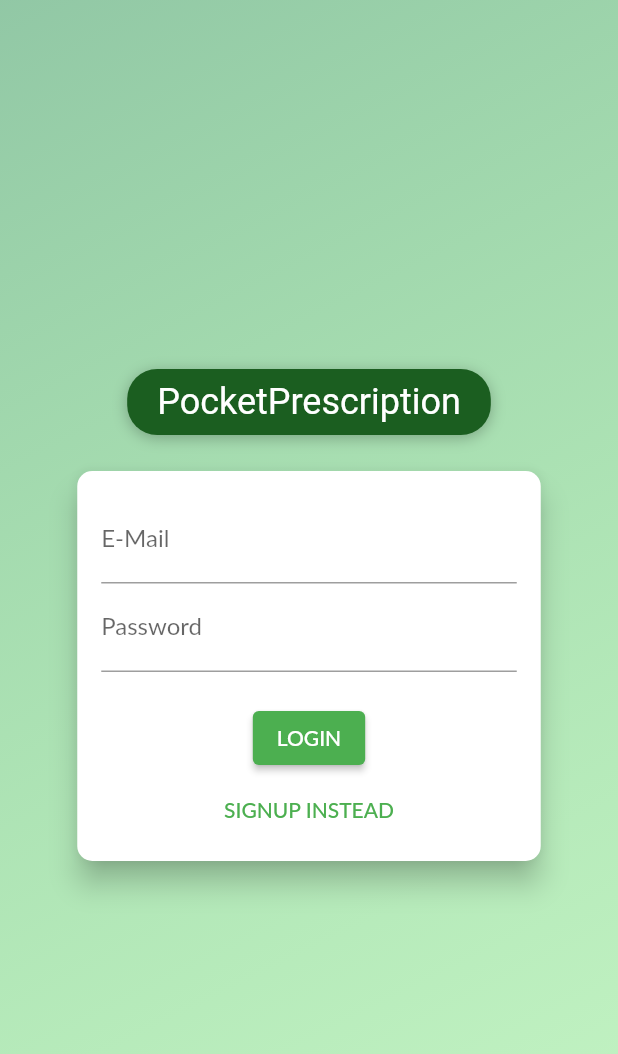
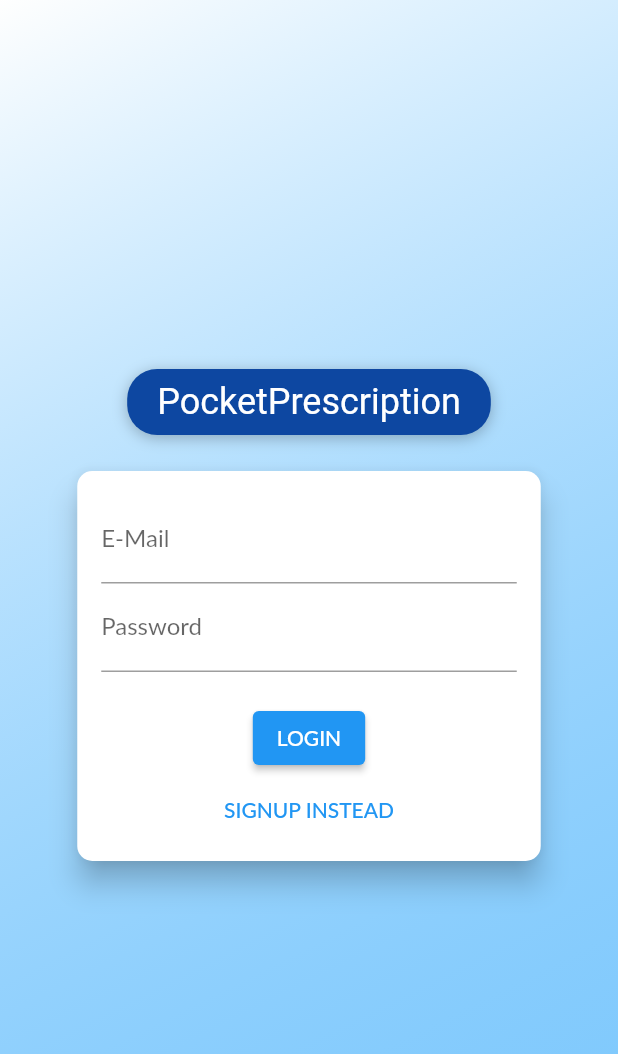
Before and after one commit to AbbyAljc/McHacks8, a Flutter app: the screen it shows after launch, on a phone screen of 412 x 824 dp. Shown: the top 1054 px of the screen. Run offline on Flutter 3.47's test engine with Material 2 defaults, Android fonts, the phone set to English and light mode, and no system bars; our stand-ins replace cloud_firestore, firebase_core, permission_handler, shared_preferences; missing offline and left inert: qrscan; accounts and stored records are empty; Roboto replaces fonts that are missing (Anton, Lato).

Commit message:
change to blue

```diff
--- a/workspace/mchacks/lib/main.dart
+++ b/workspace/mchacks/lib/main.dart
@@ -70,8 +70,8 @@ class MainApp extends StatelessWidget {
           builder: (ctx, auth, _) => MaterialApp(
             debugShowCheckedModeBanner: false,
             theme: ThemeData(
-              primarySwatch: Colors.green,
-              accentColor: Colors.deepOrange,
+              primaryColor:  Color.fromRGBO(00, 100, 255, 1),
+              accentColor: Color.fromRGBO(0, 100, 255, 1),
               fontFamily: 'Lato',
             ),
             home: auth.isAuth
--- a/workspace/mchacks/lib/screens/auth_screen.dart
+++ b/workspace/mchacks/lib/screens/auth_screen.dart
@@ -23,8 +23,8 @@ class AuthScreen extends StatelessWidget {
             decoration: BoxDecoration(
               gradient: LinearGradient(
                 colors: [
-                  Color.fromRGBO(134, 194, 156, 1).withOpacity(0.9),
-                  Color.fromRGBO(144, 238, 144, 1).withOpacity(0.5),
+                  Color.fromRGBO(255, 255, 255, 1).withOpacity(0.9),
+                  Color.fromRGBO(0, 150, 255, 1).withOpacity(0.5),
                 ],
                 begin: Alignment.topLeft,
                 end: Alignment.bottomRight,
@@ -47,7 +47,7 @@ class AuthScreen extends StatelessWidget {
                           EdgeInsets.symmetric(vertical: 8.0, horizontal: 20.0),
                       decoration: BoxDecoration(
                         borderRadius: BorderRadius.circular(20),
-                        color: Colors.green.shade900,
+                        color: Colors.blue.shade900,
                         boxShadow: [
                           BoxShadow(
                             blurRadius: 8,
```
Also changed, not shown: workspace/mchacks/lib/assets/_Logo.png (added).
